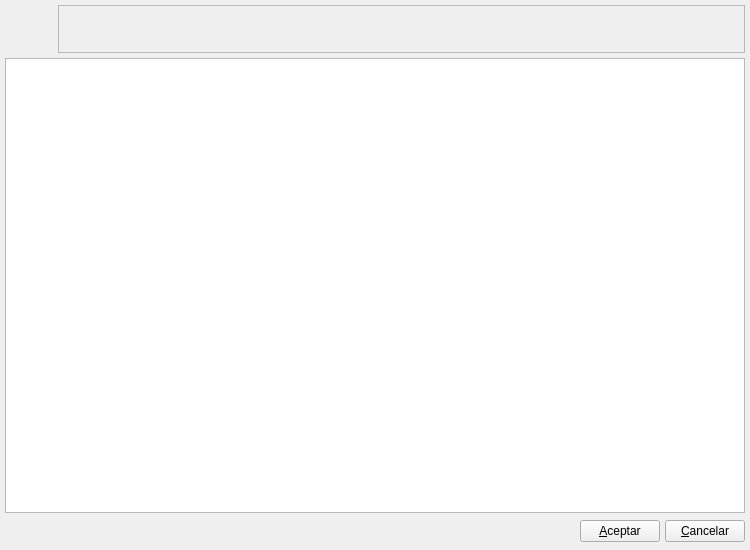
Above: bulmages/bulmafact/plugins/pluginbf_inventariosimple/listinventariosimplebase.ui from eboladev/Bulmages-1 before the change. Below: the same form after it.
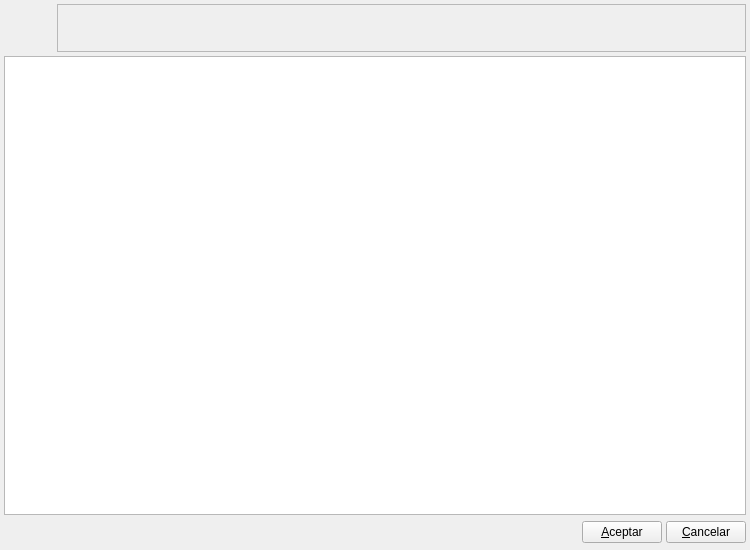
That is the form after the change. Icons and pictures are not drawn. Custom widgets are drawn as their Qt base class.

The edit to the form file:
```diff
--- a/bulmages/bulmafact/plugins/pluginbf_inventariosimple/listinventariosimplebase.ui
+++ b/bulmages/bulmafact/plugins/pluginbf_inventariosimple/listinventariosimplebase.ui
@@ -11,6 +11,12 @@
     <height>550</height>
    </rect>
   </property>
+  <property name="minimumSize">
+   <size>
+    <width>750</width>
+    <height>550</height>
+   </size>
+  </property>
   <property name="windowTitle">
    <string>Inventario Simple</string>
   </property>
@@ -20,15 +26,15 @@
   </property>
   <layout class="QGridLayout">
    <property name="margin">
-    <number>5</number>
+    <number>4</number>
    </property>
    <property name="spacing">
-    <number>5</number>
+    <number>4</number>
    </property>
    <item row="2" column="0">
     <layout class="QHBoxLayout">
      <property name="spacing">
-      <number>5</number>
+      <number>4</number>
      </property>
      <property name="margin">
       <number>0</number>
```
